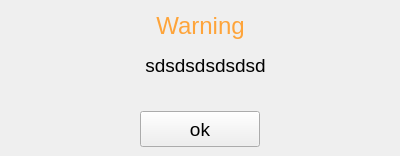
Old version of the form src/qt/forms/versionmessagedialog.ui in the repository BitcoinGod/BitcoinGod.
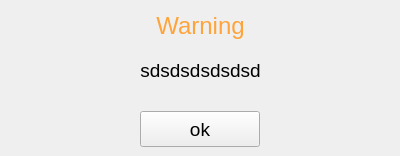
New version of the form.

Patch:
```diff
--- a/src/qt/forms/versionmessagedialog.ui
+++ b/src/qt/forms/versionmessagedialog.ui
@@ -40,10 +40,10 @@
   <widget class="QLabel" name="content">
    <property name="geometry">
     <rect>
-     <x>60</x>
+     <x>30</x>
      <y>40</y>
-     <width>291</width>
-     <height>51</height>
+     <width>341</width>
+     <height>61</height>
     </rect>
    </property>
    <property name="font">
```
